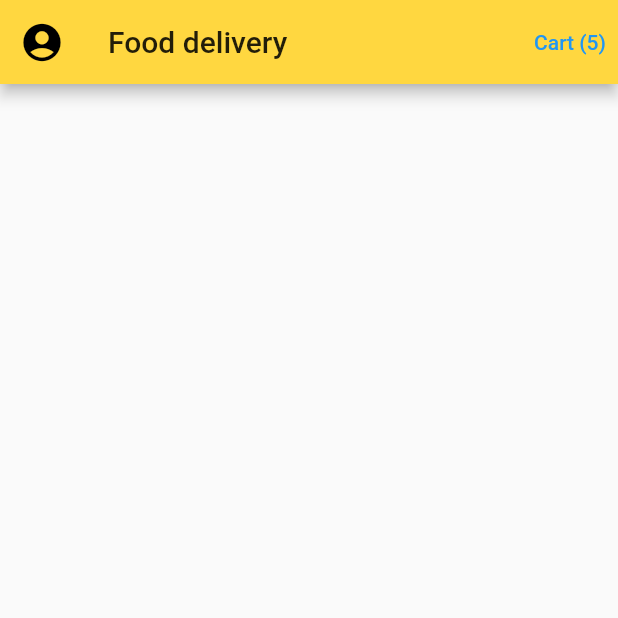
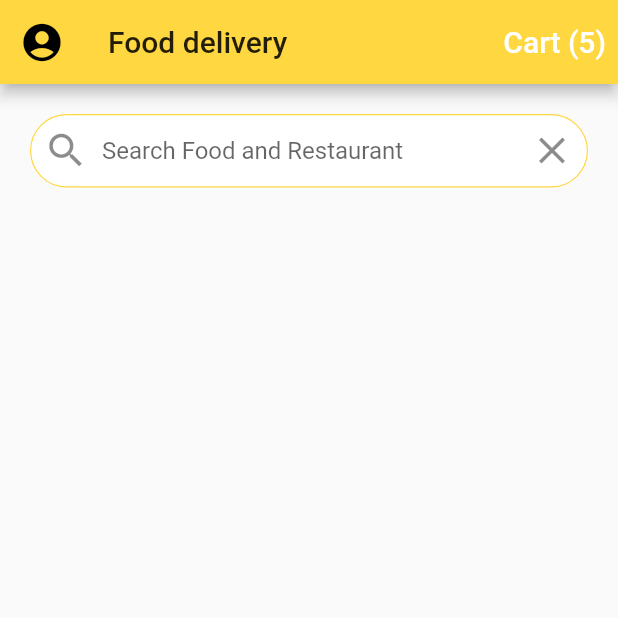
Before and after one commit to hossam-alissa/flutter_food_delivery_ui, a Flutter app: the screen it shows after launch, on a phone screen of 412 x 824 dp, the top half of it. Run offline on Flutter 3.47's test engine with Material 2 defaults, Android fonts, the phone set to English and light mode, and no system bars.

Commit message:
ADD TXTF Search

```diff
--- a/lib/screens/home_screen.dart
+++ b/lib/screens/home_screen.dart
@@ -7,7 +7,6 @@ class HomeScreen extends StatefulWidget {
 }
 
 class _HomeScreenState extends State<HomeScreen> {
-
   @override
   Widget build(BuildContext context) {
     return Scaffold(
@@ -15,13 +14,38 @@ class _HomeScreenState extends State<HomeScreen> {
         leading: IconButton(
           icon: Icon(Icons.account_circle),
           iconSize: 30,
-          onPressed: (){
-
-          },
+          onPressed: () {},
         ),
         title: Text("Food delivery"),
         actions: [
-          TextButton(onPressed: (){}, child: Text("Cart (${currentUser.cart.length})")),
+          TextButton(
+            onPressed: () {},
+            child: Text("Cart (${currentUser.cart.length})",
+                style: TextStyle(color: Colors.white, fontSize: 20.0)),
+          ),
+        ],
+      ),
+      body: ListView(
+        children: [
+          Padding(
+            padding:  EdgeInsets.all(20.0),
+            child: TextField(
+              decoration: InputDecoration(
+                contentPadding: EdgeInsets.symmetric(vertical: 15.0),
+                  fillColor: Colors.white,
+                  filled: true,
+                  border: OutlineInputBorder(
+                      borderRadius: BorderRadius.circular(40.0),
+                      borderSide: BorderSide(width: 0.8)),
+                  enabledBorder: OutlineInputBorder(
+                      borderRadius: BorderRadius.circular(40.0),
+                      borderSide: BorderSide(width: 0.8, color: Theme.of(context).primaryColor)),
+                  hintText: "Search Food and Restaurant" ,
+                prefixIcon: Icon(Icons.search,size: 30.0,),
+                suffixIcon: IconButton(onPressed: (){}, icon: Icon(Icons.clear,size: 30,),)
+              ),
+            ),
+          )
         ],
       ),
     );
```
